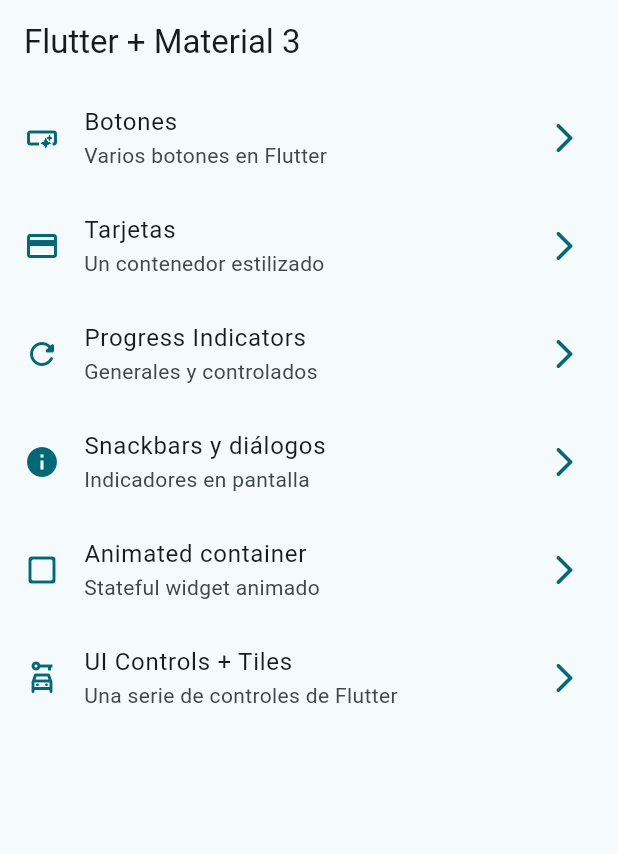
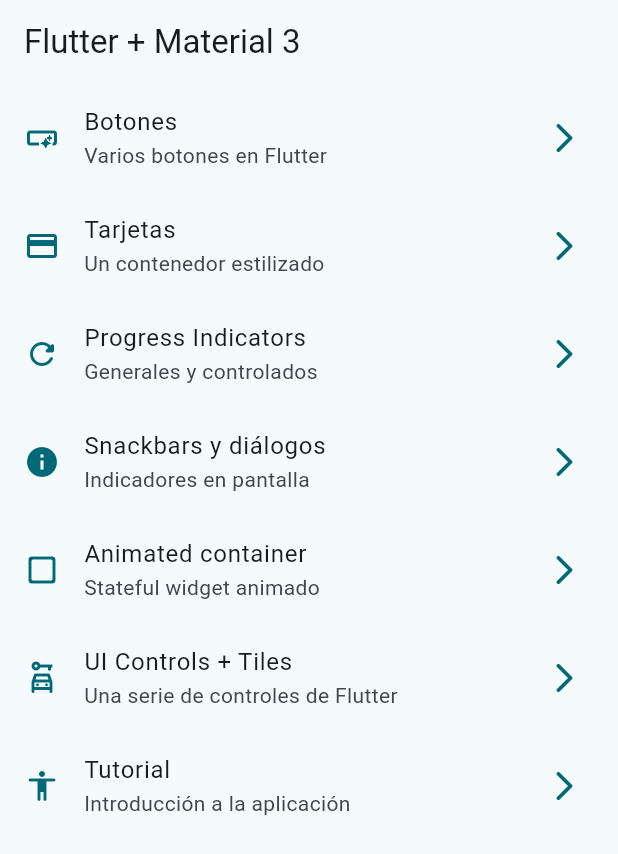
Before and after one commit to emilio-gajardo/widgets_app, a Flutter app: the screen it shows after launch, on a phone screen of 412 x 824 dp. Shown: the top 854 px of the screen. Run offline on Flutter 3.47's test engine with Material 2 defaults, Android fonts, the phone set to English and light mode, and no system bars; our stand-ins replace go_router.

Commit message:
Integración de rutas de sección de tutorial

```diff
--- a/lib/config/menu/menu_items.dart
+++ b/lib/config/menu/menu_items.dart
@@ -51,5 +51,11 @@ const appMenuItems = <MenuItem>[
     link: '/ui-controls',
     icon: Icons.car_rental_outlined
   ),
+  MenuItem(
+    title: 'Tutorial',
+    subTitle: 'Introducción a la aplicación',
+    link: '/tutorial',
+    icon: Icons.accessibility_rounded
+  ),
 
 ];
--- a/lib/config/router/app_router.dart
+++ b/lib/config/router/app_router.dart
@@ -41,5 +41,10 @@ final appRouter = GoRouter(
       name: UiControlsScreen.name,
       builder: (context, state) => const UiControlsScreen(),
     ),
+    GoRoute(
+      path: '/tutorial',
+      name: AppTutorialScreen.name,
+      builder: (context, state) => const AppTutorialScreen(),
+    ),
   ],
 );
```
